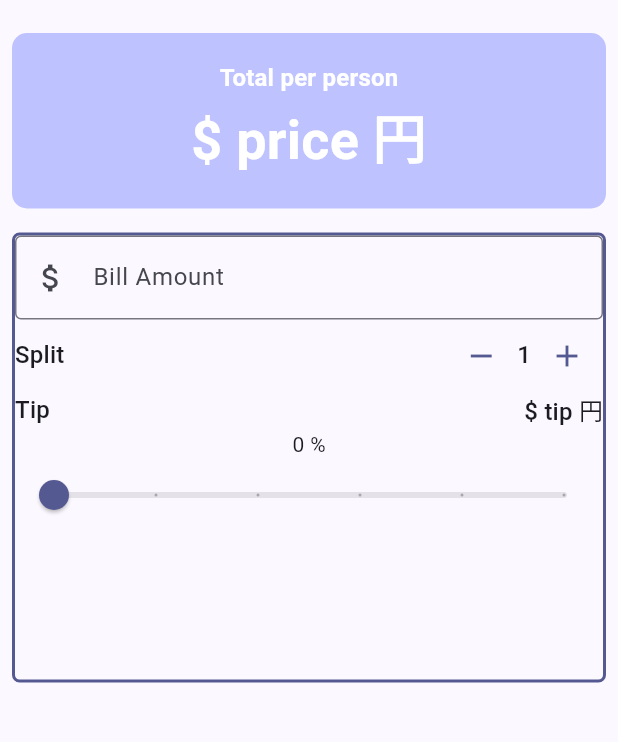
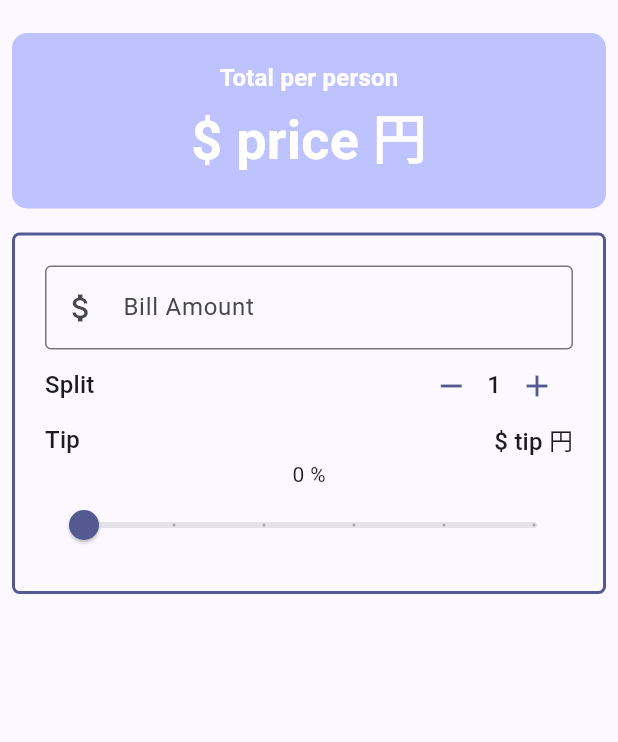
Before and after one commit to BannoTaichi/Utip, a Flutter app: the screen it shows after launch, on a phone screen of 412 x 824 dp, the part 63-805 px from its top. Run offline on Flutter 3.47's test engine with Material 3 defaults, Android fonts, the phone set to English and light mode, and no system bars.

Commit message:
Refactor Bill Amount Field

```diff
--- a/lib/main.dart
+++ b/lib/main.dart
@@ -2,6 +2,7 @@ import 'package:flutter/material.dart';
 import 'package:flutter/widgets.dart';
 import 'package:utip/widgets/person_counter.dart';
 
+import 'widgets/bill_amount_field.dart';
 import 'widgets/tip_slider.dart';
 
 void main() {
@@ -94,22 +95,17 @@ class _UTipState extends State<UTip> {
           Padding(
             padding: const EdgeInsets.all(8.0),
             child: Container(
-              width: 100,
-              height: 300,
+              padding: const EdgeInsets.all(20),
               decoration: BoxDecoration(
                 borderRadius: BorderRadius.circular(5),
                 border: Border.all(color: theme.colorScheme.primary, width: 2),
               ),
               child: Column(
                 children: [
-                  TextField(
-                    decoration: const InputDecoration(
-                        border: OutlineInputBorder(),
-                        prefixIcon: Icon(Icons.attach_money),
-                        labelText: "Bill Amount"),
-                    keyboardType: TextInputType.number,
-                    onChanged: (String value) {
-                      print("Value: $value");
+                  BillAmountField(
+                    billAmount: "100",
+                    onChanged: (value) {
+                      print("Amount: $value");
                     },
                   ),
                   // Split Bill area
@@ -144,9 +140,11 @@ class _UTipState extends State<UTip> {
                   TipSlider(
                     tipPercentage: _tipPercentage,
                     onChanged: (double value) {
-                      setState(() {
-                        _tipPercentage = value;
-                      });
+                      setState(
+                        () {
+                          _tipPercentage = value;
+                        },
+                      );
                     },
                   )
                 ],
--- /dev/null
+++ b/lib/widgets/bill_amount_field.dart
@@ -0,0 +1,26 @@
+import 'package:flutter/material.dart';
+
+class BillAmountField extends StatelessWidget {
+  const BillAmountField({
+    super.key,
+    required this.billAmount,
+    required this.onChanged,
+  });
+
+  final String billAmount;
+  final ValueChanged<String> onChanged;
+
+  @override
+  Widget build(BuildContext context) {
+    return TextField(
+      decoration: const InputDecoration(
+          border: OutlineInputBorder(),
+          prefixIcon: Icon(Icons.attach_money),
+          labelText: "Bill Amount"),
+      keyboardType: TextInputType.number,
+      onChanged: (String value) {
+        onChanged(value);
+      },
+    );
+  }
+}
```
